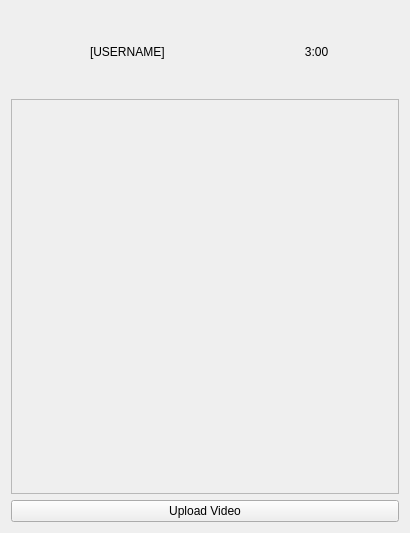
First picture: the form in VideoPlayer/homepage.ui, repository sc22be/UI_COURSEWORK_FORK, before the edit.
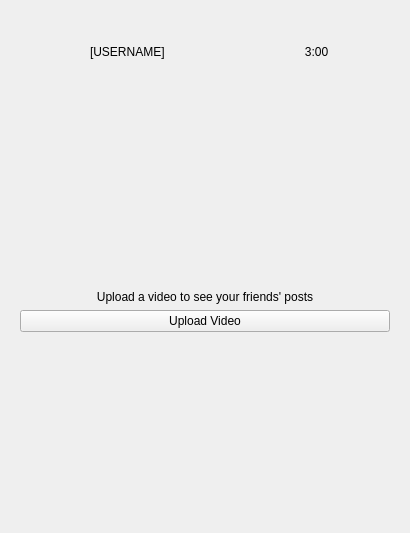
Second picture: the form after the edit. Icons and pictures are not drawn.

Commit message: video scrooooooooooool

Patch:
```diff
--- a/VideoPlayer/homepage.ui
+++ b/VideoPlayer/homepage.ui
@@ -61,6 +61,66 @@
     </widget>
    </item>
    <item>
+    <widget class="QStackedWidget" name="sw_Posts">
+     <property name="currentIndex">
+      <number>0</number>
+     </property>
+     <widget class="QWidget" name="w_UploadMessage">
+      <layout class="QVBoxLayout" name="verticalLayout">
+       <item>
+        <spacer name="verticalSpacer_2">
+         <property name="orientation">
+          <enum>Qt::Vertical</enum>
+         </property>
+         <property name="sizeHint" stdset="0">
+          <size>
+           <width>20</width>
+           <height>40</height>
+          </size>
+         </property>
+        </spacer>
+       </item>
+       <item>
+        <widget class="QLabel" name="label">
+         <property name="sizePolicy">
+          <sizepolicy hsizetype="Minimum" vsizetype="Minimum">
+           <horstretch>0</horstretch>
+           <verstretch>0</verstretch>
+          </sizepolicy>
+         </property>
+         <property name="text">
+          <string>Upload a video to see your friends' posts</string>
+         </property>
+         <property name="alignment">
+          <set>Qt::AlignCenter</set>
+         </property>
+        </widget>
+       </item>
+       <item>
+        <widget class="QPushButton" name="button_UploadVideo">
+         <property name="text">
+          <string>Upload Video</string>
+         </property>
+        </widget>
+       </item>
+       <item>
+        <spacer name="verticalSpacer">
+         <property name="orientation">
+          <enum>Qt::Vertical</enum>
+         </property>
+         <property name="sizeHint" stdset="0">
+          <size>
+           <width>20</width>
+           <height>40</height>
+          </size>
+         </property>
+        </spacer>
+       </item>
+      </layout>
+     </widget>
+     <widget class="QWidget" name="w_Videos">
+      <layout class="QVBoxLayout" name="verticalLayout_4">
+       <item>
     <widget class="QScrollArea" name="scrollArea">
      <property name="widgetResizable">
       <bool>true</bool>
@@ -70,19 +130,16 @@
        <rect>
         <x>0</x>
         <y>0</y>
-        <width>384</width>
-        <height>375</height>
+            <width>372</width>
+            <height>407</height>
        </rect>
       </property>
       <layout class="QVBoxLayout" name="verticalLayout_3"/>
      </widget>
     </widget>
    </item>
-   <item>
-    <widget class="QPushButton" name="button_UploadVideo">
-     <property name="text">
-      <string>Upload Video</string>
-     </property>
+      </layout>
+     </widget>
     </widget>
    </item>
   </layout>
```
Lines whose indentation alone changed are shown as unchanged. The commit also changes 3 other files.
